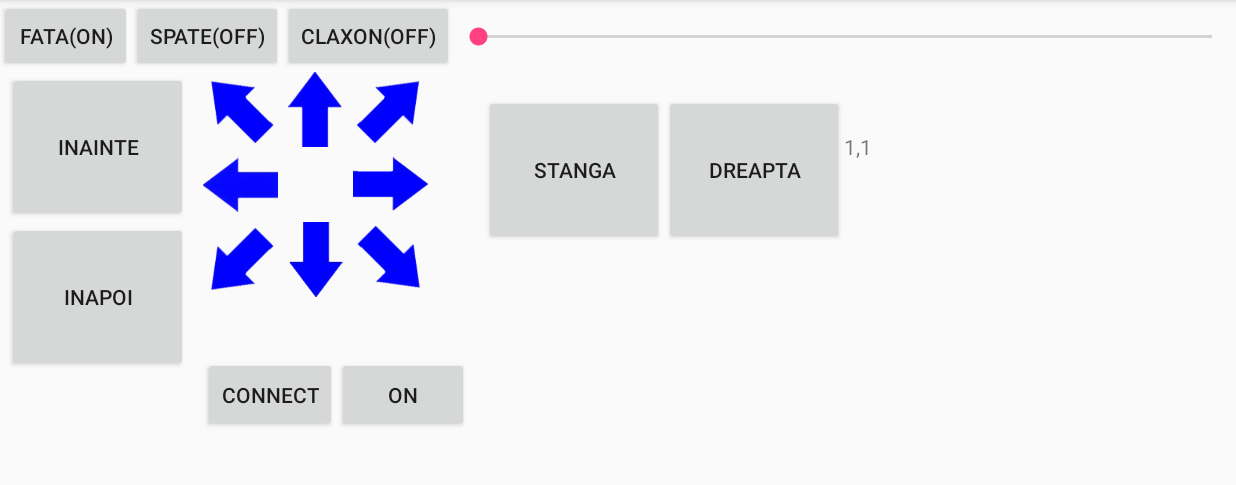
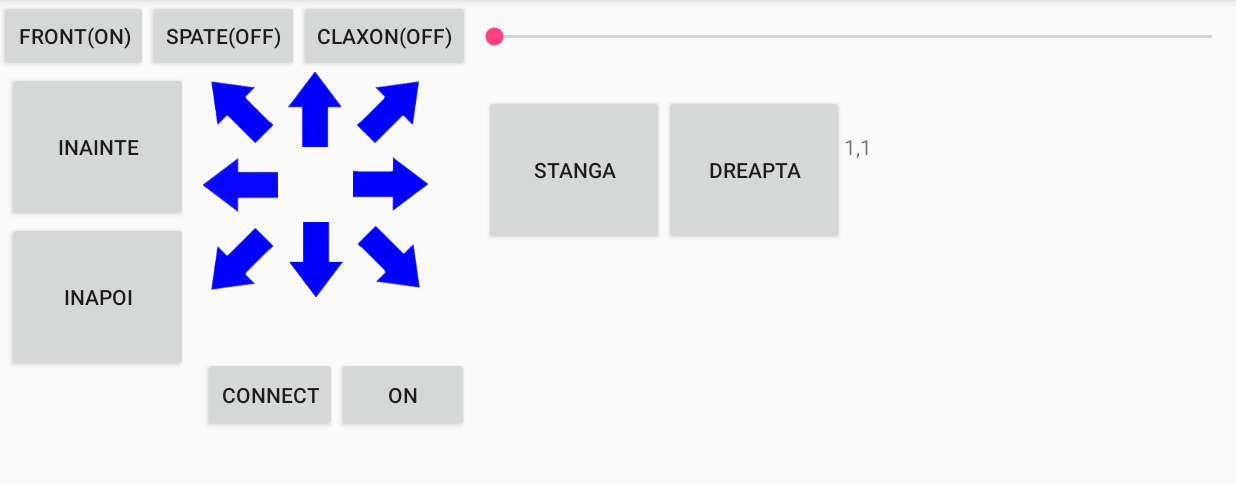
Before and after one commit to ionutmodo/BluetoothController, an Android app: the screen it shows after launch (MainActivity), after a tap on "FATA(OFF)", on a phone screen of 824 x 412 dp (held sideways), the part 72-557 px from its top. Run offline under Robolectric (Android 15) with nearby library versions, the phone set to English and light mode, and no system bars; 3 statements that could not run were skipped.

Commit message:
added logic to send data when it is different from last sent one

```diff
--- a/app/src/main/java/com/home/bluetoothcontroller/MainActivity.java
+++ b/app/src/main/java/com/home/bluetoothcontroller/MainActivity.java
@@ -1,9 +1,5 @@
 package com.home.bluetoothcontroller;
 
-import android.bluetooth.BluetoothAdapter;
-import android.bluetooth.BluetoothDevice;
-import android.bluetooth.BluetoothSocket;
-import android.content.Intent;
 import android.os.Bundle;
 import android.support.v7.app.AppCompatActivity;
 import android.view.MotionEvent;
@@ -12,11 +8,6 @@ import android.widget.Button;
 import android.widget.ImageView;
 import android.widget.SeekBar;
 import android.widget.TextView;
-import android.widget.Toast;
-
-import java.io.IOException;
-import java.util.Set;
-import java.util.UUID;
 
 import static com.home.bluetoothcontroller.Settings.BACKWARD;
 import static com.home.bluetoothcontroller.Settings.BACK_LEFT;
@@ -32,14 +23,11 @@ import static com.home.bluetoothcontroller.Settings.HORN_OFF;
 import static com.home.bluetoothcontroller.Settings.HORN_ON;
 import static com.home.bluetoothcontroller.Settings.LEFT;
 import static com.home.bluetoothcontroller.Settings.RIGHT;
-import static com.home.bluetoothcontroller.Settings.SPEED;
 import static com.home.bluetoothcontroller.Settings.STOP;
-import static com.home.bluetoothcontroller.Settings.STOP_ALL;
 
 public class MainActivity extends AppCompatActivity implements View.OnTouchListener, View.OnClickListener
 {
-    public static final String CAR_NAME = "HC-05";
-    public static final UUID myUUID = UUID.fromString("00001101-0000-1000-8000-00805F9B34FB");
+    private BluetoothManagement btManager;
 
     private Button buttonLightsFront, buttonLightsBack, buttonHorn;
     private Button buttonLeft, buttonRight;
@@ -49,41 +37,37 @@ public class MainActivity extends AppCompatActivity implements View.OnTouchListe
     private TextView textViewInfo;
 
     private boolean isLightsFront = false, isLightsBack = false, isHorn = false;
-    private boolean isConnected = false;
 
     private int x = 1, y = 1;
+    private Byte lastSpeed = null, lastDirection = null;
 
-    private BluetoothAdapter adapter = null;
-    private BluetoothSocket socket = null;
-
-    private final char[][] DIRECTION = new char[][]
+    private final byte[][] DIRECTION = new byte[][]
             {
-                    { FORWARD_LEFT, FORWARD, FORWARD_RIGHT },
-                    { LEFT, STOP, RIGHT },
-                    { BACK_LEFT, BACKWARD, BACK_RIGHT },
+                    {FORWARD_LEFT, FORWARD, FORWARD_RIGHT},
+                    {LEFT, STOP, RIGHT},
+                    {BACK_LEFT, BACKWARD, BACK_RIGHT},
             };
 
     private final String[][] IMAGE_NAME =
             {
-                    { "NV", "N", "NE" },
-                    { "V", "", "E" },
-                    { "SV", "S", "SE" }
+                    {"NV", "N", "NE"},
+                    {"V", "o", "E"},
+                    {"SV", "S", "SE"}
             };
 
     private ImageView[][] IMAGE = null;
 
-    private final int[][] IMAGE_BLUE = new int[][] {
-            { R.drawable.blue_nv, R.drawable.blue_n, R.drawable.blue_ne },
-            { R.drawable.blue_v, 0, R.drawable.blue_e },
-            { R.drawable.blue_sv, R.drawable.blue_s, R.drawable.blue_se }
+    private final int[][] IMAGE_BLUE = new int[][]{
+            {R.drawable.blue_nv, R.drawable.blue_n, R.drawable.blue_ne},
+            {R.drawable.blue_v, 0, R.drawable.blue_e},
+            {R.drawable.blue_sv, R.drawable.blue_s, R.drawable.blue_se}
     };
 
-    private final int[][] IMAGE_RED = new int[][] {
-            { R.drawable.red_nv, R.drawable.red_n, R.drawable.red_ne },
-            { R.drawable.red_v, 0, R.drawable.red_e },
-            { R.drawable.red_sv, R.drawable.red_s, R.drawable.red_se }
+    private final int[][] IMAGE_RED = new int[][]{
+            {R.drawable.red_nv, R.drawable.red_n, R.drawable.red_ne},
+            {R.drawable.red_v, 0, R.drawable.red_e},
+            {R.drawable.red_sv, R.drawable.red_s, R.drawable.red_se}
     };
-
 
     @Override
     protected void onCreate(Bundle savedInstanceState)
@@ -93,38 +77,38 @@ public class MainActivity extends AppCompatActivity implements View.OnTouchListe
 
         createViews();
 
-        adapter = BluetoothAdapter.getDefaultAdapter();
-        buttonOpen.setText(adapter.isEnabled() ? "OFF" : "ON");
+        btManager = new BluetoothManagement(this);
+        buttonOpen.setText(btManager.isAdapterEnabled() ? "OFF" : "ON");
     }
 
     private void createViews()
     {
-        buttonLightsFront = (Button) findViewById(R.id.button_lights_front);
-        buttonLightsBack = (Button) findViewById(R.id.button_lights_back);
-        buttonHorn = (Button) findViewById(R.id.button_horn);
-        buttonLeft = (Button) findViewById(R.id.button_left);
-        buttonRight = (Button) findViewById(R.id.button_right);
-        buttonForward = (Button) findViewById(R.id.button_forward);
-        buttonBackward = (Button) findViewById(R.id.button_backward);
-        buttonConnect = (Button) findViewById(R.id.button_connect);
-        buttonOpen = (Button) findViewById(R.id.button_open);
-        textViewInfo = (TextView) findViewById(R.id.textview_info);
-        seekbarSpeed = (SeekBar) findViewById(R.id.seekbar_speed);
-        IMAGE = new ImageView[][] {
+        buttonLightsFront = findViewById(R.id.button_lights_front);
+        buttonLightsBack = findViewById(R.id.button_lights_back);
+        buttonHorn = findViewById(R.id.button_horn);
+        buttonLeft = findViewById(R.id.button_left);
+        buttonRight = findViewById(R.id.button_right);
+        buttonForward = findViewById(R.id.button_forward);
+        buttonBackward = findViewById(R.id.button_backward);
+        buttonConnect = findViewById(R.id.button_connect);
+        buttonOpen = findViewById(R.id.button_open);
+        textViewInfo = findViewById(R.id.textview_info);
+        seekbarSpeed = findViewById(R.id.seekbar_speed);
+        IMAGE = new ImageView[][]{
                 {
-                        (ImageView) findViewById(R.id.imageview_arrow_00),
-                        (ImageView) findViewById(R.id.imageview_arrow_01),
-                        (ImageView) findViewById(R.id.imageview_arrow_02)
+                        findViewById(R.id.imageview_arrow_00),
+                        findViewById(R.id.imageview_arrow_01),
+                        findViewById(R.id.imageview_arrow_02)
                 },
                 {
-                        (ImageView) findViewById(R.id.imageview_arrow_10),
-                        (ImageView) findViewById(R.id.imageview_arrow_11),
-                        (ImageView) findViewById(R.id.imageview_arrow_12)
+                        findViewById(R.id.imageview_arrow_10),
+                        findViewById(R.id.imageview_arrow_11),
+                        findViewById(R.id.imageview_arrow_12)
                 },
                 {
-                        (ImageView) findViewById(R.id.imageview_arrow_20),
-                        (ImageView) findViewById(R.id.imageview_arrow_21),
-                        (ImageView) findViewById(R.id.imageview_arrow_22)
+                        findViewById(R.id.imageview_arrow_20),
+                        findViewById(R.id.imageview_arrow_21),
+                        findViewById(R.id.imageview_arrow_22)
                 }
         };
 
@@ -133,7 +117,6 @@ public class MainActivity extends AppCompatActivity implements View.OnTouchListe
         buttonHorn.setOnClickListener(this);
         buttonConnect.setOnClickListener(this);
         buttonOpen.setOnClickListener(this);
-
 
         buttonLeft.setOnTouchListener(this);
         buttonRight.setOnTouchListener(this);
@@ -145,7 +128,16 @@ public class MainActivity extends AppCompatActivity implements View.OnTouchListe
             @Override
             public void onProgressChanged(SeekBar seekBar, int progress, boolean fromUser)
             {
-                sendData(SPEED[progress / 10]);
+                byte speed = (byte) (progress / 10);
+                if(lastSpeed == null)
+                    lastSpeed = speed;
+                else if(lastSpeed != speed)
+                {
+                    lastSpeed = speed;
+                    btManager.sendData(lastSpeed);
+                }
+
+                MainActivity.this.setTitle(String.format("Speed = %d", (int) speed));
             }
 
             @Override
@@ -228,7 +220,13 @@ public class MainActivity extends AppCompatActivity implements View.OnTouchListe
                 }
                 break;
         }
-        sendData(DIRECTION[x][y]);
+        if(lastDirection == null)
+            lastDirection = DIRECTION[x][y];
+        else if(lastDirection != DIRECTION[x][y])
+        {
+            lastDirection = DIRECTION[x][y];
+            btManager.sendData(lastDirection);
+        }
         textViewInfo.setText(IMAGE_NAME[x][y]);
         setRed();
         return false;
@@ -241,108 +239,43 @@ public class MainActivity extends AppCompatActivity implements View.OnTouchListe
         {
             case R.id.button_lights_front:
                 isLightsFront = !isLightsFront;
-                buttonLightsFront.setText(!isLightsFront ? "FATA(OFF)" : "FATA(ON)");
-                sendData(isLightsFront ? FRONT_LIGHTS_ON : FRONT_LIGHTS_OFF);
+                buttonLightsFront.setText(!isLightsFront ? "FRONT(OFF)" : "FRONT(ON)");
+                btManager.sendData(isLightsFront ? FRONT_LIGHTS_ON : FRONT_LIGHTS_OFF);
                 break;
             case R.id.button_lights_back:
                 isLightsBack = !isLightsBack;
-                buttonLightsBack.setText(!isLightsBack ? "SPATE(OFF)" : "SPATE(ON)");
-                sendData(isLightsFront ? BACK_LIGHTS_ON : BACK_LIGHTS_OFF);
+                buttonLightsBack.setText(!isLightsBack ? "BACK(OFF)" : "BACK(ON)");
+                btManager.sendData(isLightsBack ? BACK_LIGHTS_ON : BACK_LIGHTS_OFF);
                 break;
             case R.id.button_horn:
                 isHorn = !isHorn;
-                buttonHorn.setText(!isHorn ? "CLAXON(OFF)" : "CLAXON(ON)");
-                sendData(isHorn ? HORN_ON : HORN_OFF);
+                buttonHorn.setText(!isHorn ? "HORN(OFF)" : "HORN(ON)");
+                btManager.sendData(isHorn ? HORN_ON : HORN_OFF);
                 break;
             case R.id.button_open:
-                if (buttonOpen.getText().equals("OFF"))
+                if (!btManager.isAdapterEnabled())
                 {
-                    adapter.disable();
+                    btManager.enableBluetooth();
+                    buttonOpen.setText("OFF");
+                }
+                else //adapter enabled
+                {
+                    btManager.disableBluetooth();
                     buttonOpen.setText("ON");
-                    try
-                    {
-                        if (socket != null)
-                            socket.close();
-                    }
-                    catch (IOException ioe)
-                    {
-                        Toast.makeText(getApplicationContext(), "Socket error on close", Toast.LENGTH_SHORT).show();
-                    }
-                }
-                else if (buttonOpen.getText().equals("ON"))
-                {
-                    if (!adapter.isEnabled())
-                    {
-                        Intent intent = new Intent(BluetoothAdapter.ACTION_REQUEST_ENABLE);
-                        startActivityForResult(intent, 1);
-                        while (!adapter.isEnabled()) ;
-                        Toast.makeText(getApplicationContext(), "Bluetooth turned on", Toast.LENGTH_SHORT).show();
-                    }
-                    else
-                        Toast.makeText(getApplicationContext(), "Bluetooth already turned on", Toast.LENGTH_SHORT).show();
-                    buttonOpen.setText("OFF");
                 }
                 break;
             case R.id.button_connect:
-                if (!isConnected)
+                if (btManager.isConnected())
                 {
-                    Set<BluetoothDevice> pairedDevices = adapter.getBondedDevices();
-                    if (pairedDevices.size() > 0)
-                    {
-                        for (BluetoothDevice device : pairedDevices)
-                        {
-                            if (device.getName().equals(CAR_NAME))
-                            {
-                                try
-                                {
-                                    BluetoothDevice car = adapter.getRemoteDevice(device.getAddress());
-                                    socket = car.createInsecureRfcommSocketToServiceRecord(myUUID);
-                                    adapter.cancelDiscovery();
-                                    socket.connect();
-                                    sendData(STOP_ALL);
-                                    Toast.makeText(getApplicationContext(), "Connected to HC-05", Toast.LENGTH_SHORT).show();
-                                    break;
-                                }
-                                catch (IOException ioe)
-                                {
-                                    Toast.makeText(getApplicationContext(), "Socket error on connect", Toast.LENGTH_SHORT).show();
-                                }
-                            }
-                        }
-                    }
-                    isConnected = true;
+                    btManager.disconnect();
+                    buttonConnect.setText("CONNECT");
+                }
+                else
+                {
+                    btManager.connect();
                     buttonConnect.setText("DISCONNECT");
-                }
-                else // if(isConnected)
-                {
-                    if (socket != null)
-                    {
-                        try
-                        {
-                            socket.close();
-                            isConnected = false;
-                            buttonConnect.setText("CONNECT");
-                        }
-                        catch (IOException ioe)
-                        {
-                            Toast.makeText(getApplicationContext(), "Socket error on disconnect", Toast.LENGTH_SHORT).show();
-                        }
-                    }
                 }
                 break;
         }
     }
-
-    private void sendData(char data)
-    {
-        try
-        {
-            if (socket != null)
-                socket.getOutputStream().write(String.valueOf(data).getBytes());
-        }
-        catch (IOException ioe)
-        {
-            Toast.makeText(getApplicationContext(), "Socket error on send", Toast.LENGTH_SHORT).show();
-        }
-    }
 }
```
